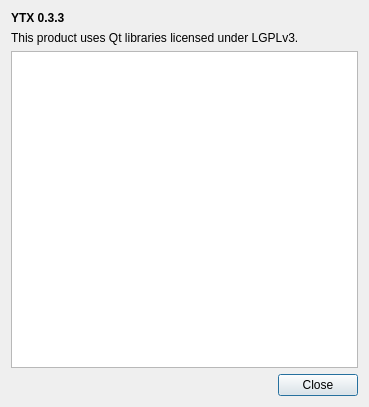
First picture: the form in dialog/about.ui, repository ytxerp/ytx-client, before the edit.
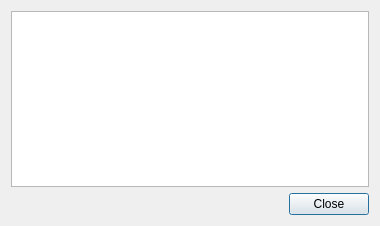
Second picture: the form after the edit.

Diff of the .ui file:
```diff
--- a/dialog/about.ui
+++ b/dialog/about.ui
@@ -6,17 +6,15 @@
    <rect>
     <x>0</x>
     <y>0</y>
-    <width>369</width>
-    <height>407</height>
+    <width>380</width>
+    <height>226</height>
    </rect>
   </property>
   <property name="windowTitle">
    <string>About YTX</string>
   </property>
-  <layout class="QHBoxLayout" name="horizontalLayout">
-   <item>
     <layout class="QGridLayout" name="gridLayout">
-     <item row="3" column="1">
+   <item row="1" column="1">
       <widget class="QPushButton" name="pBtnClose">
        <property name="text">
         <string>Close</string>
@@ -26,49 +24,21 @@
        </property>
       </widget>
      </item>
-     <item row="2" column="0" colspan="2">
-      <widget class="QPlainTextEdit" name="plainTextEdit">
-       <property name="readOnly">
-        <bool>true</bool>
-       </property>
-      </widget>
-     </item>
-     <item row="0" column="0" colspan="2">
-      <widget class="QLabel" name="lab">
-       <property name="font">
-        <font>
-         <bold>true</bold>
-        </font>
-       </property>
-       <property name="accessibleDescription">
-        <string notr="true"/>
-       </property>
-       <property name="text">
-        <string notr="true">YTX 0.3.3</string>
-       </property>
-      </widget>
-     </item>
-     <item row="3" column="0">
+   <item row="1" column="0">
       <spacer name="horizontalSpacer">
        <property name="orientation">
         <enum>Qt::Orientation::Horizontal</enum>
        </property>
        <property name="sizeHint" stdset="0">
         <size>
-         <width>40</width>
+       <width>276</width>
          <height>20</height>
         </size>
        </property>
       </spacer>
      </item>
-     <item row="1" column="0" colspan="2">
-      <widget class="QLabel" name="label">
-       <property name="text">
-        <string notr="true">This product uses Qt libraries licensed under LGPLv3.</string>
-       </property>
-      </widget>
-     </item>
-    </layout>
+   <item row="0" column="0" colspan="2">
+    <widget class="QTextBrowser" name="textBrowser"/>
    </item>
   </layout>
  </widget>
```
Lines whose indentation alone changed are shown as unchanged.
